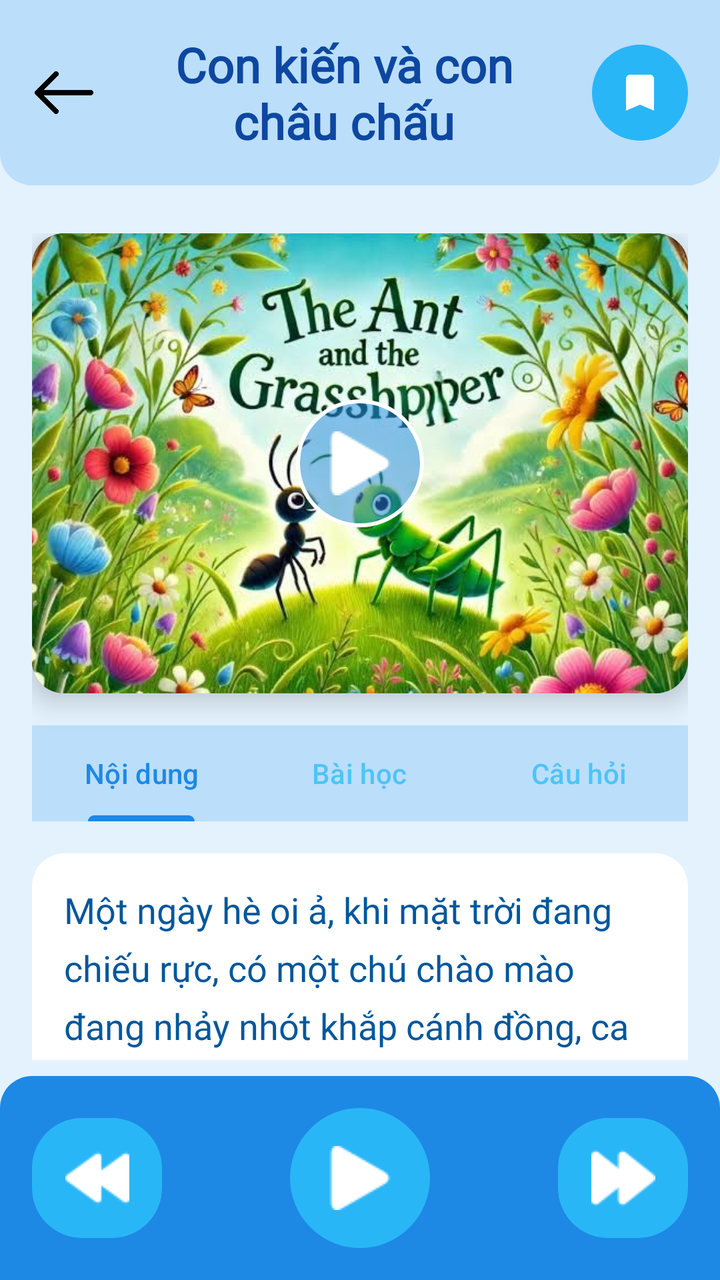
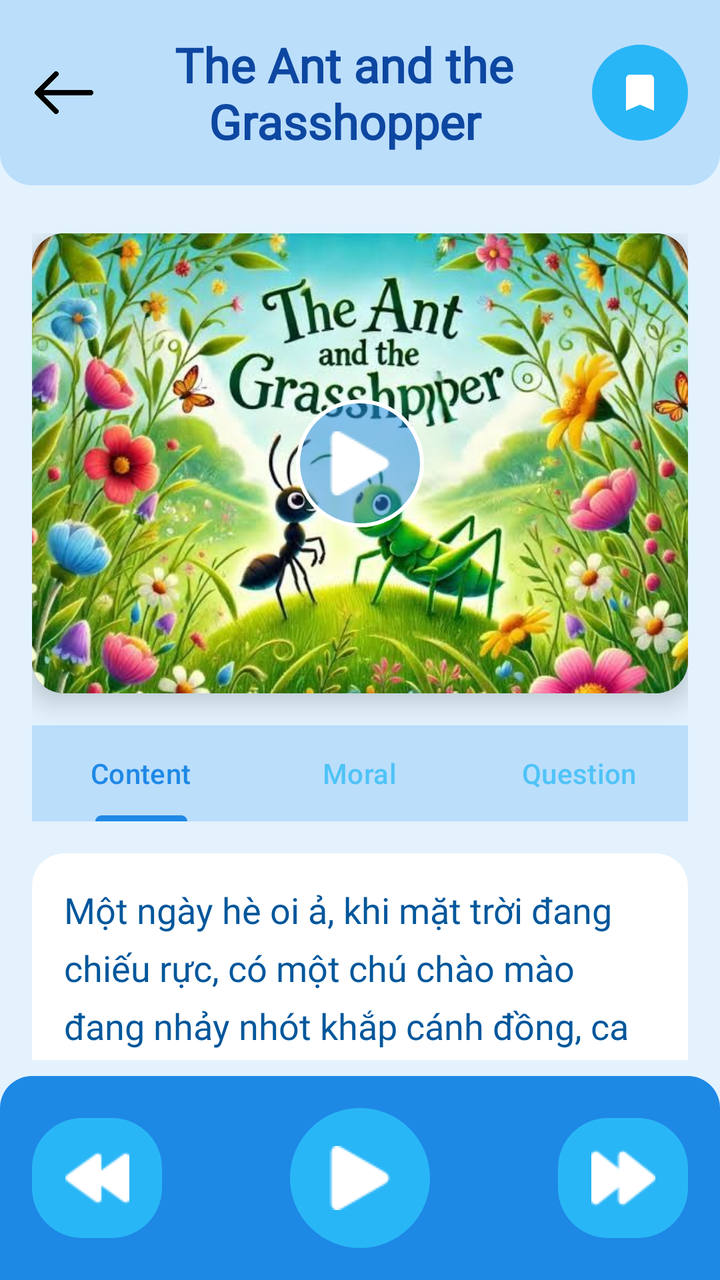

The first picture is an Android layout as it rendered before a commit; the second is the same layout after the commit. The layout source and the unified diff follow.
<!-- AndroidManifest.xml: application theme Theme.KidApp -->
<!-- res/layout/story_detail_activity.xml -->
<?xml version="1.0" encoding="utf-8"?>
<androidx.constraintlayout.widget.ConstraintLayout xmlns:android="http://schemas.android.com/apk/res/android"
    xmlns:app="http://schemas.android.com/apk/res-auto"
    xmlns:tools="http://schemas.android.com/tools"
    android:layout_width="match_parent"
    android:layout_height="match_parent"
    android:background="@drawable/story_background">

    
    <androidx.constraintlayout.widget.ConstraintLayout
        android:id="@+id/headerLayout"
        android:layout_width="match_parent"
        android:layout_height="wrap_content"
        android:background="@drawable/header_background"
        android:padding="16dp"
        app:layout_constraintTop_toTopOf="parent">

        <ImageView
            android:id="@+id/btnBack"
            android:layout_width="32dp"
            android:layout_height="32dp"
            android:src="@drawable/ic_back"
            android:background="?attr/selectableItemBackgroundBorderless"
            app:layout_constraintBottom_toBottomOf="parent"
            app:layout_constraintStart_toStartOf="parent"
            app:layout_constraintTop_toTopOf="parent" />

        <TextView
            android:id="@+id/tvStoryTitle"
            android:layout_width="0dp"
            android:layout_height="wrap_content"
            android:layout_marginStart="16dp"
            android:layout_marginEnd="16dp"
            android:fontFamily="@font/kids_font"
            android:gravity="center"
            android:text="Con kiến và con châu chấu"
            android:textColor="#0D47A1"
            android:textSize="24sp"
            android:textStyle="bold"
            app:layout_constraintBottom_toBottomOf="parent"
            app:layout_constraintEnd_toStartOf="@+id/btnBookmark"
            app:layout_constraintStart_toEndOf="@+id/btnBack"
            app:layout_constraintTop_toTopOf="parent" />

        <ImageButton
            android:id="@+id/btnBookmark"
            android:layout_width="48dp"
            android:layout_height="48dp"
            android:background="@drawable/circular_button_bg"
            android:contentDescription="Đánh dấu"
            android:src="@drawable/ic_bookmark"
            android:tint="@color/white"
            app:layout_constraintBottom_toBottomOf="parent"
            app:layout_constraintEnd_toEndOf="parent"
            app:layout_constraintTop_toTopOf="parent" />
    </androidx.constraintlayout.widget.ConstraintLayout>

    
    <androidx.core.widget.NestedScrollView
        android:id="@+id/scrollView"
        android:layout_width="match_parent"
        android:layout_height="0dp"
        android:layout_marginTop="8dp"
        android:layout_marginBottom="8dp"
        app:layout_constraintBottom_toTopOf="@+id/navigationLayout"
        app:layout_constraintTop_toBottomOf="@+id/headerLayout">

        <androidx.constraintlayout.widget.ConstraintLayout
            android:layout_width="match_parent"
            android:layout_height="wrap_content"
            android:padding="16dp">

            
            <androidx.cardview.widget.CardView
                android:id="@+id/videoPlayerCard"
                android:layout_width="match_parent"
                android:layout_height="wrap_content"
                app:cardCornerRadius="16dp"
                app:cardElevation="8dp"
                app:layout_constraintEnd_toEndOf="parent"
                app:layout_constraintStart_toStartOf="parent"
                app:layout_constraintTop_toTopOf="parent">

                <FrameLayout
                    android:layout_width="match_parent"
                    android:layout_height="230dp">

                    <VideoView
                        android:id="@+id/videoView"
                        android:layout_width="match_parent"
                        android:layout_height="match_parent"
                        android:layout_gravity="center" />

                    <ImageView
                        android:id="@+id/thumbnailImageView"
                        android:layout_width="match_parent"
                        android:layout_height="match_parent"
                        android:contentDescription="Thumbnail"
                        android:scaleType="centerCrop"
                        android:src="@drawable/the_ant_and_the_grasshopper"
                        android:visibility="visible" />

                    <ImageButton
                        android:id="@+id/btnPlayVideo"
                        android:layout_width="64dp"
                        android:layout_height="64dp"
                        android:layout_gravity="center"
                        android:background="@drawable/play_button_bg"
                        android:contentDescription="Play Video"
                        android:src="@drawable/detail_music_play" />

                    <LinearLayout
                        android:id="@+id/videoControlsLayout"
                        android:layout_width="match_parent"
                        android:layout_height="wrap_content"
                        android:layout_gravity="bottom"
                        android:background="#80000000"
                        android:orientation="horizontal"
                        android:padding="8dp"
                        android:visibility="gone">

                        <ImageButton
                            android:id="@+id/btnPlayPause"
                            android:layout_width="36dp"
                            android:layout_height="36dp"
                            android:background="?attr/selectableItemBackgroundBorderless"
                            android:contentDescription="Play/Pause"
                            android:src="@drawable/detail_music_pause" />

                        <SeekBar
                            android:id="@+id/seekBar"
                            android:layout_width="0dp"
                            android:layout_height="wrap_content"
                            android:layout_gravity="center_vertical"
                            android:layout_marginStart="8dp"
                            android:layout_marginEnd="8dp"
                            android:layout_weight="1"
                            android:progressTint="#1E88E5"
                            android:thumbTint="#29B6F6" />

                        <TextView
                            android:id="@+id/tvDuration"
                            android:layout_width="wrap_content"
                            android:layout_height="wrap_content"
                            android:layout_gravity="center_vertical"
                            android:text="00:00 / 00:00"
                            android:textColor="@color/white"
                            android:textSize="12sp" />

                        <ImageButton
                            android:id="@+id/btnFullscreen"
                            android:layout_width="36dp"
                            android:layout_height="36dp"
                            android:layout_marginStart="8dp"
                            android:background="?attr/selectableItemBackgroundBorderless"
                            android:contentDescription="Toàn màn hình"
                            android:src="@drawable/ic_fullscreen" />
                    </LinearLayout>
                </FrameLayout>
            </androidx.cardview.widget.CardView>

            
            <com.google.android.material.tabs.TabLayout
                android:id="@+id/storyTabLayout"
                android:layout_width="match_parent"
                android:layout_height="wrap_content"
                android:layout_marginTop="16dp"
                android:background="#BBDEFB"
                app:tabIndicatorColor="#1E88E5"
                app:tabSelectedTextColor="#1E88E5"
                app:tabTextColor="#4FC3F7"
                app:layout_constraintTop_toBottomOf="@+id/videoPlayerCard"
                app:layout_constraintStart_toStartOf="parent"
                app:layout_constraintEnd_toEndOf="parent">

                <com.google.android.material.tabs.TabItem
                    android:layout_width="wrap_content"
                    android:layout_height="wrap_content"
                    android:text="Nội dung" />

                <com.google.android.material.tabs.TabItem
                    android:layout_width="wrap_content"
                    android:layout_height="wrap_content"
                    android:text="Bài học" />

                <com.google.android.material.tabs.TabItem
                    android:layout_width="wrap_content"
                    android:layout_height="wrap_content"
                    android:text="Câu hỏi" />
            </com.google.android.material.tabs.TabLayout>

            <androidx.viewpager2.widget.ViewPager2
                android:id="@+id/viewPager"
                android:layout_width="match_parent"
                android:layout_height="wrap_content"
                android:layout_marginTop="8dp"
                app:layout_constraintEnd_toEndOf="parent"
                app:layout_constraintStart_toStartOf="parent"
                app:layout_constraintTop_toBottomOf="@+id/storyTabLayout"
                />

            
            <androidx.cardview.widget.CardView
                android:id="@+id/storyContentCard"
                android:layout_width="match_parent"
                android:layout_height="wrap_content"
                android:layout_marginTop="16dp"
                app:cardBackgroundColor="@color/white"
                app:cardCornerRadius="16dp"
                app:cardElevation="4dp"
                app:layout_constraintEnd_toEndOf="parent"
                app:layout_constraintStart_toStartOf="parent"
                app:layout_constraintTop_toBottomOf="@+id/storyTabLayout">

                <TextView
                    android:id="@+id/tvStoryContent"
                    android:layout_width="match_parent"
                    android:layout_height="wrap_content"
                    android:fontFamily="@font/kids_font"
                    android:lineSpacingExtra="8dp"
                    android:padding="16dp"
                    android:textColor="#01579B"
                    android:textSize="18sp"
                    android:text="Một ngày hè oi ả, khi mặt trời đang chiếu rực, có một chú chào mào đang nhảy nhót khắp cánh đồng, ca hát vui vẻ và tận hưởng những giây phút thư giãn. Trong khi đó, một con kiến nhỏ chăm chỉ không ngừng làm việc, từng bước nhẹ nhàng đẩy từng hạt thức ăn về tổ để chuẩn bị cho mùa đông sắp tới.\n\nChào mào ngó thấy kiến đang bận rộn mà không hiểu vì sao con không dừng lại vui chơi cùng mình. Vì vậy, chú chào mào liền than thầm:\n\n“Sao con không nghỉ lại chơi cùng tôi? Hãy tận hưởng mùa hè này đi chứ!”\n\nNhưng con kiến kiên trì đáp lại:\n\n“Tôi đang tích trữ thức ăn cho mùa đông. Con nên tận hưởng bây giờ, nhưng hãy nhớ rằng ngày mai không bao giờ biết trước!”\n\nChú chào mào chỉ cười khẩy và nghĩ rằng mùa đông còn xa, nên không cần phải lo lắng. Thời gian trôi đi, và mùa đông lạnh giá cuối cùng cũng đến. Cánh đồng bỗng trở nên trơ trọi, thức ăn khan hiếm và cả thiên nhiên chìm trong băng giá.\n\nĐói khát và lạnh lẽo, chú chào mào buộc phải nhớ đến lời khuyên của kiến. Chú tìm đến tổ kiến để nhờ một chút thức ăn. Dù bận rộn với công việc của mình, con kiến vẫn chia sẻ thức ăn cùng chú chào mào, đồng thời nhắc nhở:\n\n“Nếu con đã nghe lời tôi, thì mùa hè nên dành thời gian làm việc để chuẩn bị cho mùa đông. Hãy nhớ rằng sự chăm chỉ hôm nay sẽ giúp con vượt qua những khó khăn ngày mai.”" />

            </androidx.cardview.widget.CardView>

            
            <androidx.cardview.widget.CardView
                android:id="@+id/moralCard"
                android:layout_width="match_parent"
                android:layout_height="wrap_content"
                android:layout_marginTop="16dp"
                app:cardBackgroundColor="#BBDEFB"
                app:cardCornerRadius="16dp"
                app:cardElevation="4dp"
                app:layout_constraintEnd_toEndOf="parent"
                app:layout_constraintStart_toStartOf="parent"
                app:layout_constraintTop_toBottomOf="@+id/storyContentCard"
                android:visibility="gone">

                <LinearLayout
                    android:layout_width="match_parent"
                    android:layout_height="wrap_content"
                    android:orientation="vertical"
                    android:padding="16dp">

                    <TextView
                        android:id="@+id/tvMoralTitle"
                        android:layout_width="match_parent"
                        android:layout_height="wrap_content"
                        android:fontFamily="@font/kids_font"
                        android:text="Bài học từ câu chuyện"
                        android:textColor="#BBDEFB"
                        android:textSize="20sp"
                        android:textStyle="bold" />

                    <TextView
                        android:id="@+id/tvMoralContent"
                        android:layout_width="match_parent"
                        android:layout_height="wrap_content"
                        android:layout_marginTop="8dp"
                        android:fontFamily="@font/kids_font"
                        android:text="Hãy biết chuẩn bị cho tương lai từ hôm nay. Sự chăm chỉ, kỷ luật và biết định hướng công việc khi còn có điều kiện sẽ giúp con vượt qua những thời điểm khó khăn về sau."
                        android:textColor="#01579B"
                        android:textSize="16sp" />
                </LinearLayout>
            </androidx.cardview.widget.CardView>

            
            <androidx.cardview.widget.CardView
                android:id="@+id/quizCard"
                android:layout_width="match_parent"
                android:layout_height="wrap_content"
                android:layout_marginTop="16dp"
                android:layout_marginBottom="16dp"
                app:cardBackgroundColor="#E3F2FD"
                app:cardCornerRadius="16dp"
                app:cardElevation="4dp"
                app:layout_constraintBottom_toBottomOf="parent"
                app:layout_constraintEnd_toEndOf="parent"
                app:layout_constraintStart_toStartOf="parent"
                app:layout_constraintTop_toBottomOf="@+id/moralCard"
                android:visibility="gone">

                <LinearLayout
                    android:layout_width="match_parent"
                    android:layout_height="wrap_content"
                    android:orientation="vertical"
                    android:padding="16dp">

                    <TextView
                        android:id="@+id/tvQuizTitle"
                        android:layout_width="match_parent"
                        android:layout_height="wrap_content"
                        android:fontFamily="@font/kids_font"
                        android:text="Cùng kiểm tra nào!"
                        android:textColor="#1E88E5"
                        android:textSize="20sp"
                        android:textStyle="bold" />

                    <TextView
                        android:id="@+id/tvQuizQuestion"
                        android:layout_width="match_parent"
                        android:layout_height="wrap_content"
                        android:layout_marginTop="8dp"
                        android:fontFamily="@font/kids_font"
                        android:text="Trong mùa hè, con kiến đã làm gì"
                        android:textColor="#01579B"
                        android:textSize="16sp" />

                    <RadioGroup
                        android:id="@+id/rgQuizOptions"
                        android:layout_width="match_parent"
                        android:layout_height="wrap_content"
                        android:layout_marginTop="16dp">

                        <RadioButton
                            android:id="@+id/rbOption1"
                            android:layout_width="match_parent"
                            android:layout_height="wrap_content"
                            android:fontFamily="@font/kids_font"
                            android:padding="8dp"
                            android:text="Chơi đùa"
                            android:textSize="16sp"
                            android:buttonTint="#1E88E5" />

                        <RadioButton
                            android:id="@+id/rbOption2"
                            android:layout_width="match_parent"
                            android:layout_height="wrap_content"
                            android:fontFamily="@font/kids_font"
                            android:padding="8dp"
                            android:text="Tích trữ thức ăn"
                            android:textSize="16sp"
                            android:buttonTint="#1E88E5" />

                        <RadioButton
                            android:id="@+id/rbOption3"
                            android:layout_width="match_parent"
                            android:layout_height="wrap_content"
                            android:fontFamily="@font/kids_font"
                            android:padding="8dp"
                            android:text="Ngủ cả ngày"
                            android:textSize="16sp"
                            android:buttonTint="#1E88E5" />
                    </RadioGroup>

                    <Button
                        android:id="@+id/btnSubmitAnswer"
                        android:layout_width="wrap_content"
                        android:layout_height="wrap_content"
                        android:layout_gravity="center_horizontal"
                        android:layout_marginTop="16dp"
                        android:background="@drawable/rounded_button_bg"
                        android:backgroundTint="#1E88E5"
                        android:fontFamily="@font/kids_font"
                        android:padding="12dp"
                        android:text="Kiểm tra"
                        android:textAllCaps="false"
                        android:textColor="@color/white"
                        android:textSize="16sp" />
                </LinearLayout>
            </androidx.cardview.widget.CardView>

            
        </androidx.constraintlayout.widget.ConstraintLayout>
    </androidx.core.widget.NestedScrollView>

    
    <androidx.constraintlayout.widget.ConstraintLayout
        android:id="@+id/navigationLayout"
        android:layout_width="match_parent"
        android:layout_height="wrap_content"
        android:background="@drawable/footer_background"
        android:backgroundTint="#1E88E5"
        android:padding="16dp"
        app:layout_constraintBottom_toBottomOf="parent">

        <ImageButton
            android:id="@+id/btnPrevious"
            android:layout_width="65dp"
            android:layout_height="60dp"
            android:background="@drawable/navigation_button_bg"
            android:backgroundTint="#29B6F6"
            android:contentDescription="Câu chuyện trước"
            android:src="@drawable/rewind_button"
            android:tint="@color/white"
            app:layout_constraintBottom_toBottomOf="parent"
            app:layout_constraintStart_toStartOf="parent"
            app:layout_constraintTop_toTopOf="parent" />

        <ImageButton
            android:id="@+id/btnAudio"
            android:layout_width="70dp"
            android:layout_height="70dp"
            android:background="@drawable/audio_button_bg"
            android:backgroundTint="#29B6F6"
            android:contentDescription="Phát âm thanh"
            android:src="@drawable/detail_music_play"
            android:tint="@color/white"
            app:layout_constraintBottom_toBottomOf="parent"
            app:layout_constraintEnd_toStartOf="@+id/btnNext"
            app:layout_constraintStart_toEndOf="@+id/btnPrevious"
            app:layout_constraintTop_toTopOf="parent" />

        <ImageButton
            android:id="@+id/btnNext"
            android:layout_width="65dp"
            android:layout_height="60dp"
            android:background="@drawable/navigation_button_bg"
            android:backgroundTint="#29B6F6"
            android:contentDescription="Câu chuyện tiếp"
            android:src="@drawable/next_button"
            android:tint="@color/white"
            app:layout_constraintBottom_toBottomOf="parent"
            app:layout_constraintEnd_toEndOf="parent"
            app:layout_constraintTop_toTopOf="parent" />
    </androidx.constraintlayout.widget.ConstraintLayout>

    
    <com.airbnb.lottie.LottieAnimationView
        android:id="@+id/animationView"
        android:layout_width="match_parent"
        android:layout_height="match_parent"
        android:visibility="gone"
        app:layout_constraintBottom_toTopOf="@+id/navigationLayout"
        app:layout_constraintEnd_toEndOf="parent"
        app:layout_constraintStart_toStartOf="parent"
        app:layout_constraintTop_toTopOf="parent"
        app:lottie_autoPlay="true"
        app:lottie_rawRes="@raw/congratulation_animation" />
</androidx.constraintlayout.widget.ConstraintLayout>
<!-- resources referenced by this layout -->
<resources>
  <color name="white">#FFFFFFFF</color>
  <!-- drawable audio_button_bg (drawable) -->
  <?xml version="1.0" encoding="utf-8"?>
  <ripple xmlns:android="http://schemas.android.com/apk/res/android"
      android:color="#40000000">
      <item>
          <shape android:shape="oval">
              <gradient
                  android:startColor="#8BC34A"
                  android:endColor="#4CAF50"
                  android:angle="45" />
              <stroke android:color="#388E3C" android:width="2dp" />
          </shape>
      </item>
  </ripple>
  <!-- drawable circular_button_bg (drawable) -->
  <?xml version="1.0" encoding="utf-8"?>
  <shape xmlns:android="http://schemas.android.com/apk/res/android"
      android:shape="oval">
      <solid android:color="#29B6F6" />
  </shape>
  <!-- drawable detail_music_pause: png bitmap (drawable, 230 bytes) -->
  <!-- drawable detail_music_play: png bitmap (drawable, 537 bytes) -->
  <!-- drawable footer_background (drawable) -->
  <?xml version="1.0" encoding="utf-8"?>
  <shape xmlns:android="http://schemas.android.com/apk/res/android">
      <solid android:color="#1E88E5" />
      <corners android:topLeftRadius="16dp" android:topRightRadius="16dp" />
  </shape>
  <!-- drawable header_background (drawable) -->
  <?xml version="1.0" encoding="utf-8"?>
  <shape xmlns:android="http://schemas.android.com/apk/res/android">
      <solid android:color="#BBDEFB" />
      <corners android:bottomLeftRadius="16dp" android:bottomRightRadius="16dp" />
  </shape>
  <!-- drawable ic_back: png bitmap (drawable, 3507 bytes) -->
  <!-- drawable ic_bookmark (drawable) -->
  <?xml version="1.0" encoding="utf-8"?>
  <vector xmlns:android="http://schemas.android.com/apk/res/android"
      android:width="24dp"
      android:height="24dp"
      android:viewportWidth="24"
      android:viewportHeight="24">
  
      <path
          android:fillColor="#FF5722"
          android:pathData="M17,3H7c-1.1,0 -2,0.9 -2,2v16l7,-3 7,3V5c0,-1.1 -0.9,-2 -2,-2z" />
  </vector>
  <!-- drawable ic_fullscreen: png bitmap (drawable, 316 bytes) -->
  <!-- drawable navigation_button_bg (drawable) -->
  <?xml version="1.0" encoding="utf-8"?>
  <shape xmlns:android="http://schemas.android.com/apk/res/android"
      android:shape="rectangle">
      <corners android:radius="25dp" />
      <solid android:color="#29B6F6" />
  </shape>
  <!-- drawable next_button: png bitmap (drawable, 561 bytes) -->
  <!-- drawable play_button_bg (drawable) -->
  <?xml version="1.0" encoding="utf-8"?>
  <shape xmlns:android="http://schemas.android.com/apk/res/android"
      android:shape="oval">
      <solid android:color="#801E88E5" />
      <stroke android:width="2dp" android:color="@color/white" />
  </shape>
  <!-- drawable rewind_button: png bitmap (drawable, 552 bytes) -->
  <!-- drawable rounded_button_bg (drawable) -->
  <?xml version="1.0" encoding="utf-8"?>
  <shape xmlns:android="http://schemas.android.com/apk/res/android"
      android:shape="rectangle">
      <corners android:radius="25dp" />
      <solid android:color="#1E88E5" />
  </shape>
  <!-- drawable story_background (drawable) -->
  <?xml version="1.0" encoding="utf-8"?>
  <shape xmlns:android="http://schemas.android.com/apk/res/android">
      <solid android:color="#E3F2FD" />
      <corners android:radius="0dp" />
  </shape>
  <!-- drawable the_ant_and_the_grasshopper: png bitmap (drawable, 636335 bytes) -->
  <style name="Theme.KidApp" parent="Base.Theme.KidApp" />
  <style name="Base.Theme.KidApp" parent="Theme.Material3.DayNight.NoActionBar">
          
          
      </style>
</resources>

<!-- the commit's change to res/layout/story_detail_activity.xml (unified diff, before → after) -->
@@ -33,7 +33,7 @@
             android:layout_marginEnd="16dp"
             android:fontFamily="@font/kids_font"
             android:gravity="center"
-            android:text="Con kiến và con châu chấu"
+            android:text="The Ant and the Grasshopper"
             android:textColor="#0D47A1"
             android:textSize="24sp"
             android:textStyle="bold"
@@ -176,17 +176,17 @@
                 <com.google.android.material.tabs.TabItem
                     android:layout_width="wrap_content"
                     android:layout_height="wrap_content"
-                    android:text="Nội dung" />
+                    android:text="Content" />
 
                 <com.google.android.material.tabs.TabItem
                     android:layout_width="wrap_content"
                     android:layout_height="wrap_content"
-                    android:text="Bài học" />
+                    android:text="Moral" />
 
                 <com.google.android.material.tabs.TabItem
                     android:layout_width="wrap_content"
                     android:layout_height="wrap_content"
-                    android:text="Câu hỏi" />
+                    android:text="Question" />
             </com.google.android.material.tabs.TabLayout>
 
             <androidx.viewpager2.widget.ViewPager2
@@ -294,7 +294,7 @@
                         android:layout_width="match_parent"
                         android:layout_height="wrap_content"
                         android:fontFamily="@font/kids_font"
-                        android:text="Cùng kiểm tra nào!"
+                        android:text="let's check!"
                         android:textColor="#1E88E5"
                         android:textSize="20sp"
                         android:textStyle="bold" />
@@ -352,13 +352,12 @@
                         android:layout_height="wrap_content"
                         android:layout_gravity="center_horizontal"
                         android:layout_marginTop="16dp"
-                        android:background="@drawable/rounded_button_bg"
-                        android:backgroundTint="#1E88E5"
+                        android:backgroundTint="#FFFA8D"
                         android:fontFamily="@font/kids_font"
                         android:padding="12dp"
-                        android:text="Kiểm tra"
+                        android:text="Check"
                         android:textAllCaps="false"
-                        android:textColor="@color/white"
+                        android:textColor="#FA812F"
                         android:textSize="16sp" />
                 </LinearLayout>
             </androidx.cardview.widget.CardView>
<!-- resource entries referenced after the edit -->
@@ -65,13 +65,6 @@
       <stroke android:width="2dp" android:color="@color/white" />
   </shape>
   <!-- drawable rewind_button: png bitmap (drawable, 552 bytes) -->
-  <!-- drawable rounded_button_bg (drawable) -->
-  <?xml version="1.0" encoding="utf-8"?>
-  <shape xmlns:android="http://schemas.android.com/apk/res/android"
-      android:shape="rectangle">
-      <corners android:radius="25dp" />
-      <solid android:color="#1E88E5" />
-  </shape>
   <!-- drawable story_background (drawable) -->
   <?xml version="1.0" encoding="utf-8"?>
   <shape xmlns:android="http://schemas.android.com/apk/res/android">
